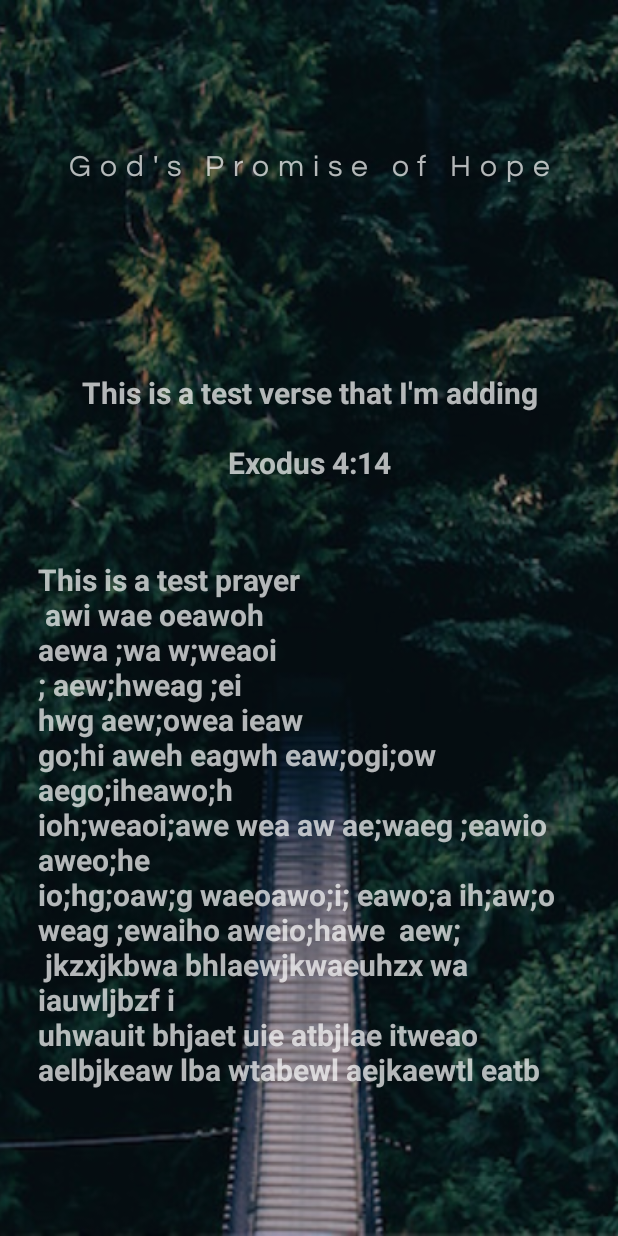
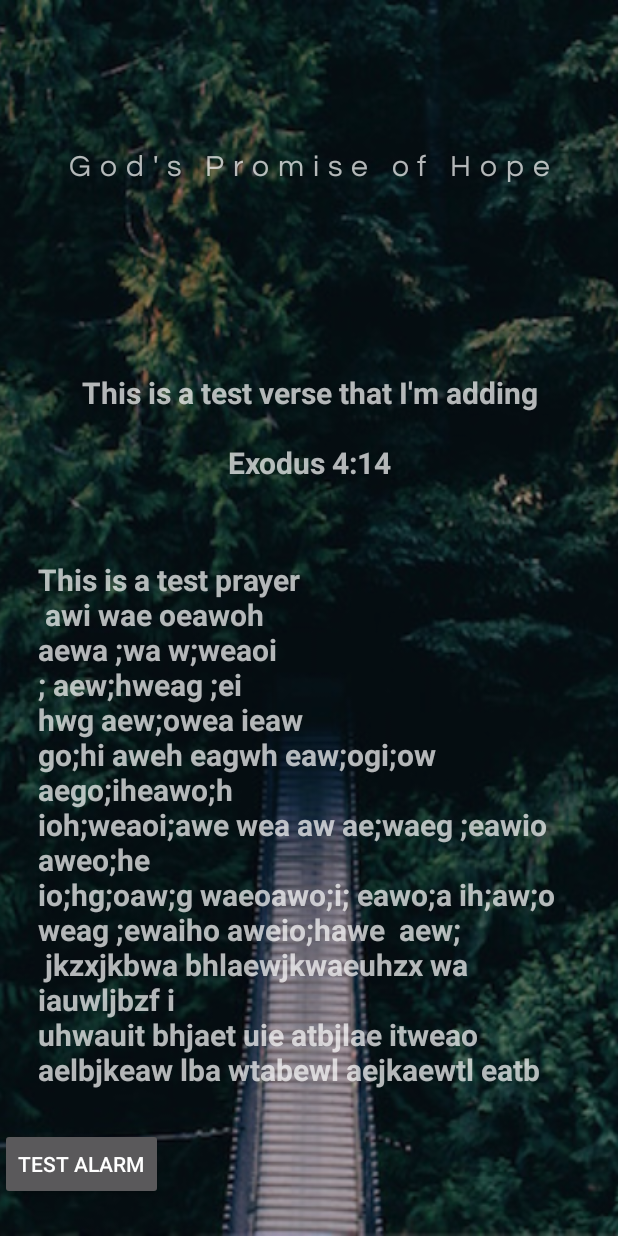
Before and after one commit to isyiwang/prayck, an Android app: the screen it shows after launch (MainActivity), on a phone screen of 412 x 824 dp. Run offline under Robolectric (Android 15) with nearby library versions, the phone set to English and light mode, and no system bars; our stand-ins replace Picasso; libraries missing offline, so code that uses them is left out: com.commit451.nativestackblur; 1 statement that could not run was skipped.

Commit message:
Add notification and repeating alarm for showing notification

```diff
--- a/prayer/src/main/java/znc/prayer/MainActivity.java
+++ b/prayer/src/main/java/znc/prayer/MainActivity.java
@@ -1,9 +1,13 @@
 package znc.prayer;
 
+import android.content.Context;
+import android.content.Intent;
+import android.content.SharedPreferences;
 import android.graphics.Bitmap;
 import android.graphics.Typeface;
 import android.graphics.drawable.BitmapDrawable;
 import android.os.Build;
+import android.preference.PreferenceManager;
 import android.support.v7.app.AppCompatActivity;
 import android.os.Bundle;
 import android.util.Log;
@@ -22,6 +26,8 @@ public class MainActivity extends AppCompatActivity {
     private static final float BLUR_Y_THRESHOLD = 400f;
     private static final float MIN_OVERLAY_ALPHA = 0.1f;
     private static final float MAX_OVERLAY_ALPHA = 0.33f;
+
+    public static final String PROMISE_INDEX_KEY = "PROMISE_INDEX_KEY";
 
     private ImageView mBackgroundView;
     private ImageView mBlurredBackgroundView;
@@ -52,7 +58,22 @@ public class MainActivity extends AppCompatActivity {
 
         setupScrollListener();
         asyncLoadImage(R.drawable.forest);
-        loadPromise();
+
+        int promiseIndex = 0;
+        if (getIntent() != null) {
+            promiseIndex = getIntent().getIntExtra(PROMISE_INDEX_KEY, 0);
+        }
+
+        loadPromise(promiseIndex);
+
+        // DEBUG
+        findViewById(R.id.button).setOnClickListener(new View.OnClickListener() {
+            @Override
+            public void onClick(View v) {
+                Intent intent = new Intent(MainActivity.this, AlarmReceiver.class);
+                MainActivity.this.getApplicationContext().sendBroadcast(intent);
+            }
+        });
     }
 
     private void setupScrollListener() {
@@ -71,24 +92,11 @@ public class MainActivity extends AppCompatActivity {
         });
     }
 
-    private void loadPromise() {
-        Promises.Promise promise = getPromise();
+    private void loadPromise(int promiseIndex) {
+        Promises.Promise promise = Promises.PROMISES.get(promiseIndex);
         mTitleView.setText(promise.title);
         mVerseView.setText(promise.verse);
         mPrayerView.setText(promise.prayer);
-    }
-
-    private Promises.Promise getPromise() {
-        int promiseIndex = getPromiseIndex();
-        return Promises.PROMISES.get(promiseIndex);
-    }
-
-    /**
-     * Reads the current promise index from SharedPreferences
-     * @return
-     */
-    private int getPromiseIndex() {
-        return 0;
     }
 
     private void asyncLoadImage(final int resId) {
--- a/prayer/src/main/res/layout/activity_main.xml
+++ b/prayer/src/main/res/layout/activity_main.xml
@@ -60,6 +60,12 @@
                 android:textSize="20dp"
                 android:textStyle="bold"
                 android:gravity="start" />
+
+            <Button
+                android:id="@+id/button"
+                android:text="Test alarm"
+                android:layout_width="wrap_content"
+                android:layout_height="wrap_content" />
         </LinearLayout>
     </znc.prayer.MyScrollView>
 </RelativeLayout>
```
Also changed, not shown: prayer/src/main/AndroidManifest.xml (+11 -1 lines), prayer/src/main/java/znc/prayer/AlarmReceiver.java (added, +50 -0 lines), prayer/src/main/java/znc/prayer/BootReceiver.java (added, +31 -0 lines), prayer/src/main/res/drawable/icon.png (added).
